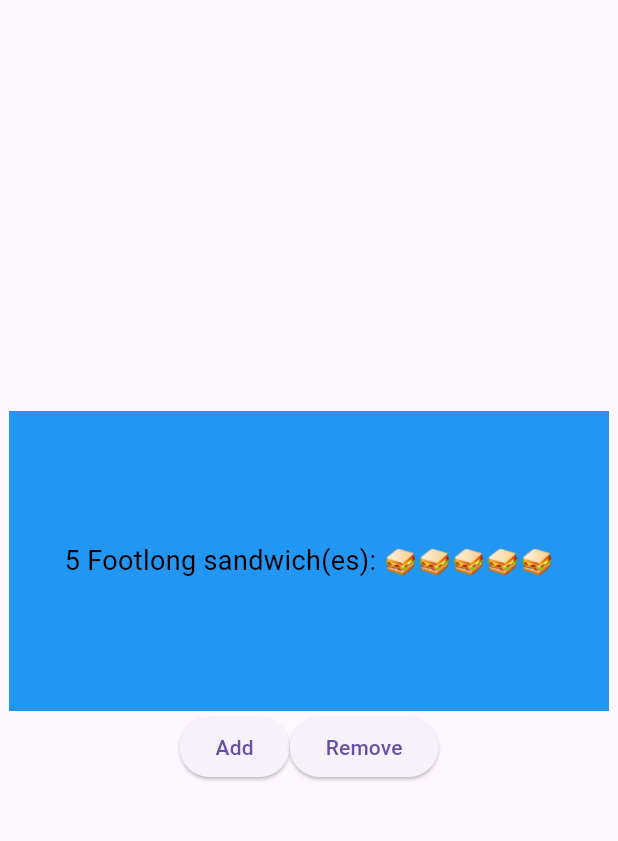
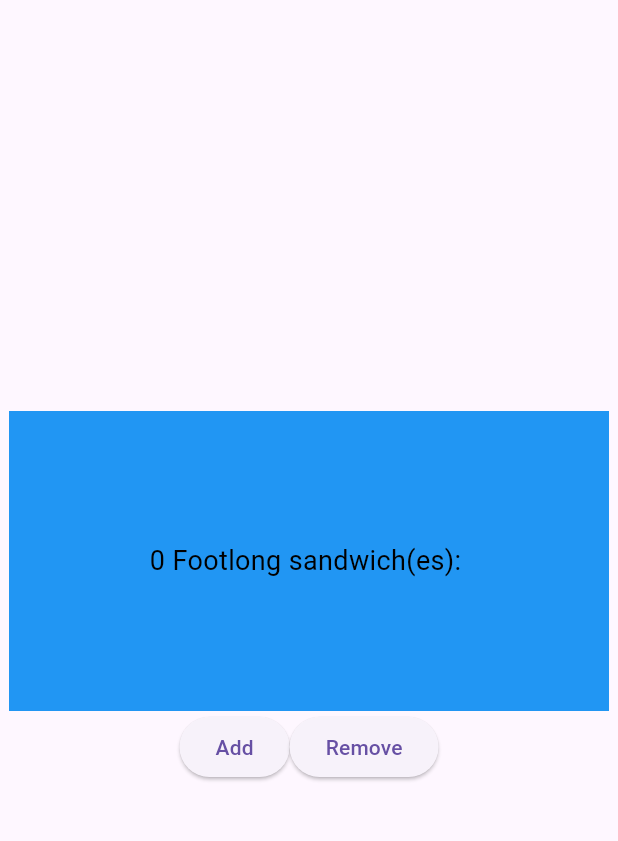
Before and after one commit to sd7n/seansandwich_shop, a Flutter app: the screen it shows after launch, on a phone screen of 412 x 824 dp, the part 63-904 px from its top. Run offline on Flutter 3.47's test engine with Material 3 defaults, Android fonts, the light colour scheme and no system bars.

Commit message:
Use OrderScreen in App

```diff
--- a/lib/main.dart
+++ b/lib/main.dart
@@ -10,32 +10,9 @@ class App extends StatelessWidget {
 
   @override
   Widget build(BuildContext context) {
-    return MaterialApp(
-      title: 'Sandwich Shop App',
-      home: Scaffold(
-        appBar: AppBar(title: const Text('Sandwich Counter')),
-        body: Center(
-          child: Column(
-            mainAxisAlignment: MainAxisAlignment.center,
-            children: [
-              const OrderItemDisplay(5,'Footlong'),
-              Row(
-                mainAxisAlignment: MainAxisAlignment.center,
-                children: [
-                  ElevatedButton(
-                    onPressed: () => print('Add button pressed!'),
-                    child: const Text('Add'),
-                  ),
-                  ElevatedButton(
-                    onPressed: () => print('Remove button pressed!.'),
-                    child: const Text('Remove'),
-                  )
-                ]
-              )
-            ]
-          )
-        ),
-      ),
+    return const MaterialApp(
+      title:'Sandwich Shop App',
+      home: OrderScreen(maxQuantity: 5),
     );
   }
 }
```
